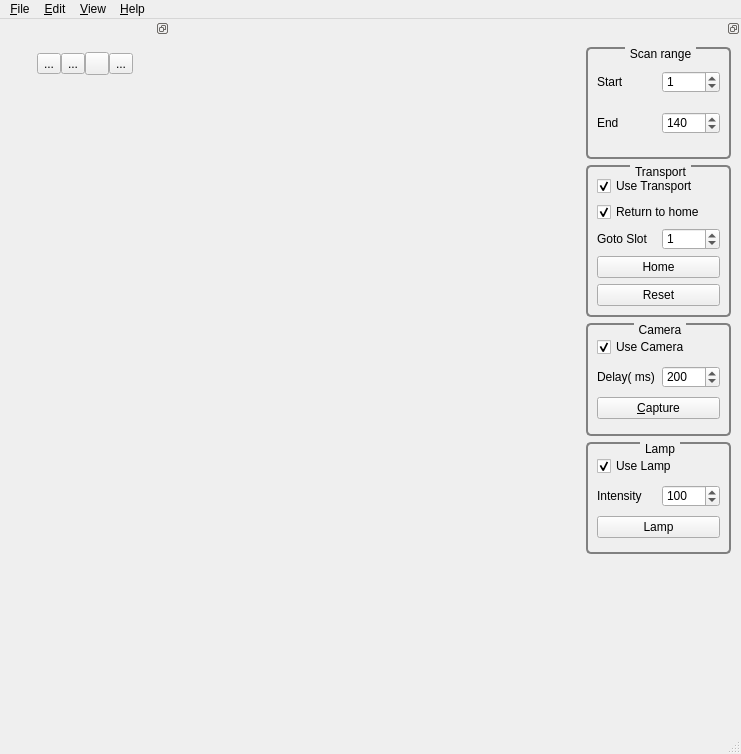
Above: qt-mechascan/mainwindow.ui from codebuk/mechascan before the change. Below: the same form after it.
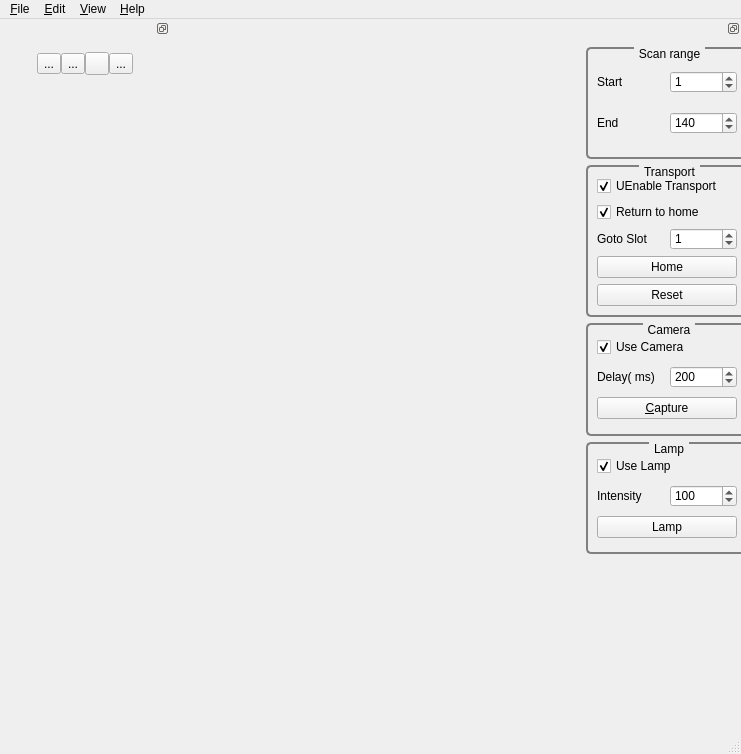
That is the form after the change. Icons and pictures are not drawn.

```diff
--- a/qt-mechascan/mainwindow.ui
+++ b/qt-mechascan/mainwindow.ui
@@ -289,7 +289,7 @@
       <rect>
        <x>0</x>
        <y>0</y>
-       <width>169</width>
+       <width>186</width>
        <height>525</height>
       </rect>
      </property>
@@ -357,7 +357,7 @@
             <item row="0" column="0" colspan="2">
              <widget class="QCheckBox" name="check_tpt">
               <property name="text">
-               <string>Use Transport</string>
+               <string>UEnable Transport</string>
               </property>
               <property name="checked">
                <bool>true</bool>
```
